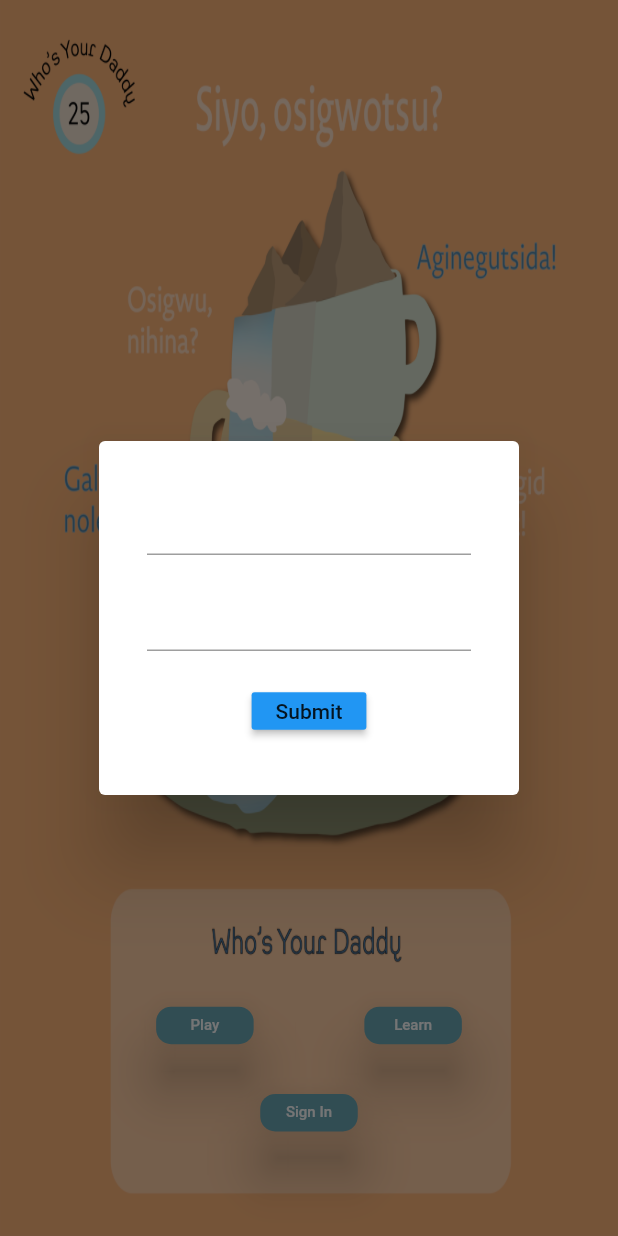
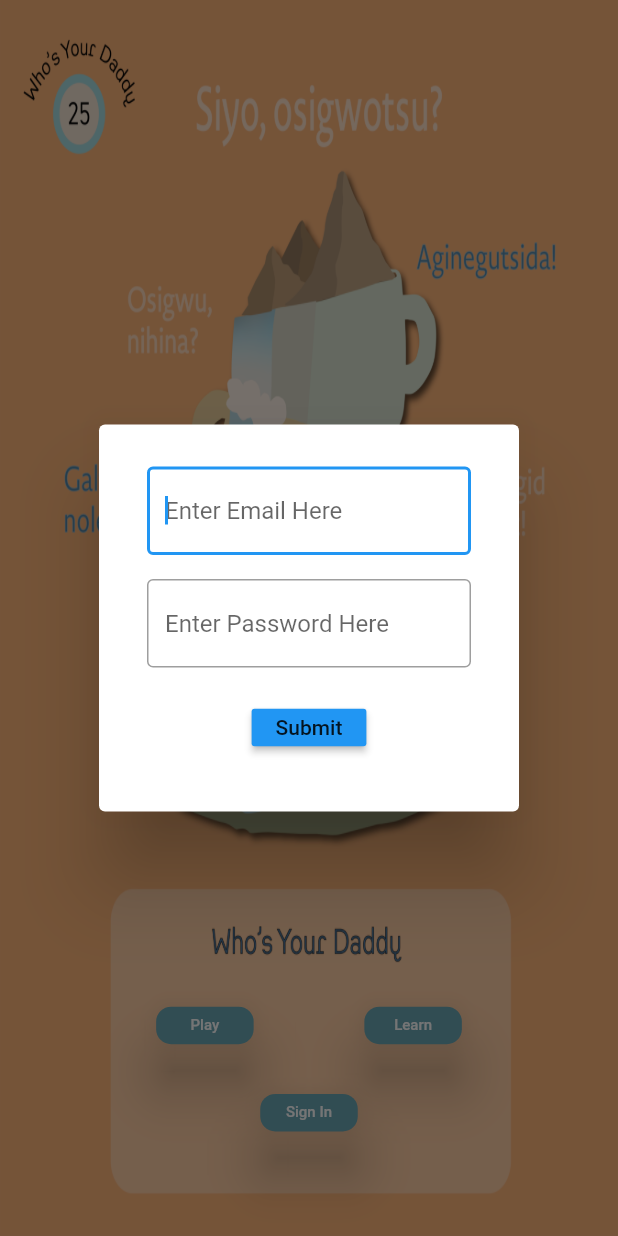
Before and after one commit to WSRogers98/Comp-585, a Flutter app: the screen it shows after launch, after a tap on "Sign In", on a phone screen of 412 x 824 dp. Run offline on Flutter 3.47's test engine with Material 2 defaults, Android fonts, the light colour scheme and no system bars; our stand-ins replace cloud_firestore, firebase_auth, google_sign_in; accounts and stored records are empty.

```diff
--- a/lib/main.dart
+++ b/lib/main.dart
@@ -120,11 +120,25 @@ class _MyHomePageState extends State<MyHomePage> {
                           children: <Widget>[
                       Padding(
                         padding: EdgeInsets.all(8.0),
-                        child: TextFormField(onSaved: (input) => _email = input,),
+                        child: TextFormField(
+                            decoration: InputDecoration(
+                            border: OutlineInputBorder(),
+                            hintText: 'Enter Email Here',
+                              ),
+                          autofocus: true,
+                          obscureText: false,
+                          onSaved: (input) => _email = input,),
                       ),
                       Padding(
                         padding: EdgeInsets.all(8.0),
-                        child: TextFormField(onSaved: (input) => _password = input),
+                        child: TextFormField(
+                            decoration: InputDecoration(
+                            border: OutlineInputBorder(),
+                            hintText: 'Enter Password Here',
+                              ),
+                            autofocus: false,
+                            obscureText: true,
+                            onSaved: (input) => _password = input),
                       ),
                       Padding(
                         padding: const EdgeInsets.all(8.0),
```
